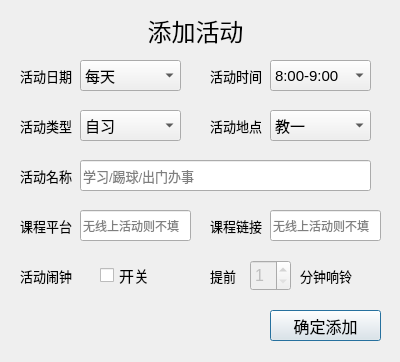
This is campus_local/addactivity.ui in superman0l/campus as Qt 5 draws it before an edit. The edited form follows.
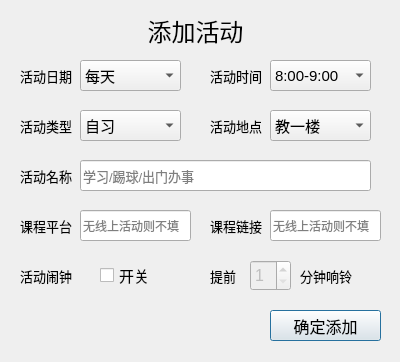
This is the edited form.

What changed in the file:
```diff
--- a/campus_local/addactivity.ui
+++ b/campus_local/addactivity.ui
@@ -289,7 +289,7 @@
    </property>
    <item>
     <property name="text">
-     <string>教一</string>
+     <string>教一楼</string>
     </property>
    </item>
    <item>
```
Left out of the diff: 8 changed lines with no effect on the pictures.
